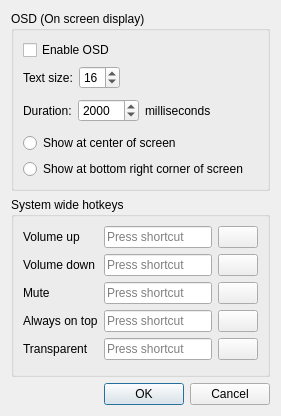
Qt form settingsdialog.ui (MarioUnoDueTreQuattro/Volume) before a commit.
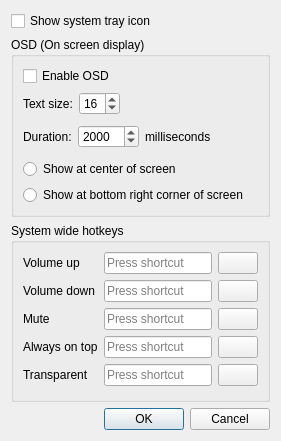
The same form after that commit. Icons and pictures are not drawn.

Commit message: Tray icon

Diff of the .ui file:
```diff
--- a/settingsdialog.ui
+++ b/settingsdialog.ui
@@ -7,13 +7,20 @@
     <x>0</x>
     <y>0</y>
     <width>266</width>
-    <height>416</height>
+    <height>441</height>
    </rect>
   </property>
   <property name="windowTitle">
    <string>Dialog</string>
   </property>
   <layout class="QVBoxLayout" name="verticalLayout_3">
+   <item>
+    <widget class="QCheckBox" name="checkBoxTray">
+     <property name="text">
+      <string>Show system tray icon</string>
+     </property>
+    </widget>
+   </item>
    <item>
     <widget class="QGroupBox" name="groupBox_2">
      <property name="title">
```
The commit also changes 5 other files.
